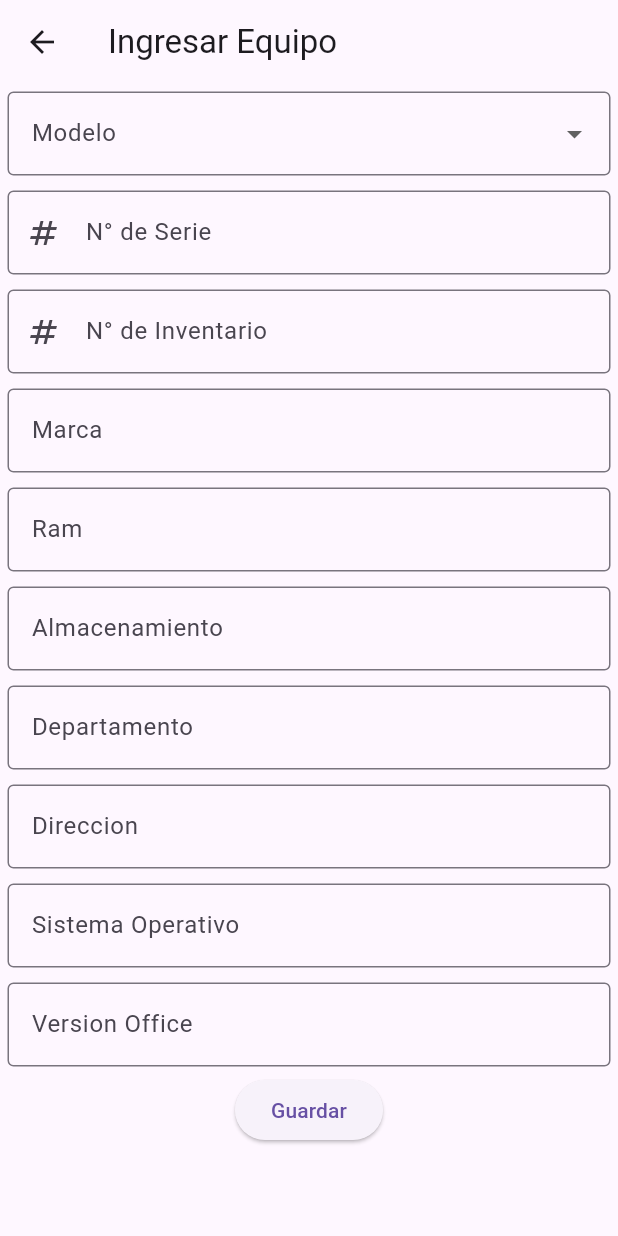
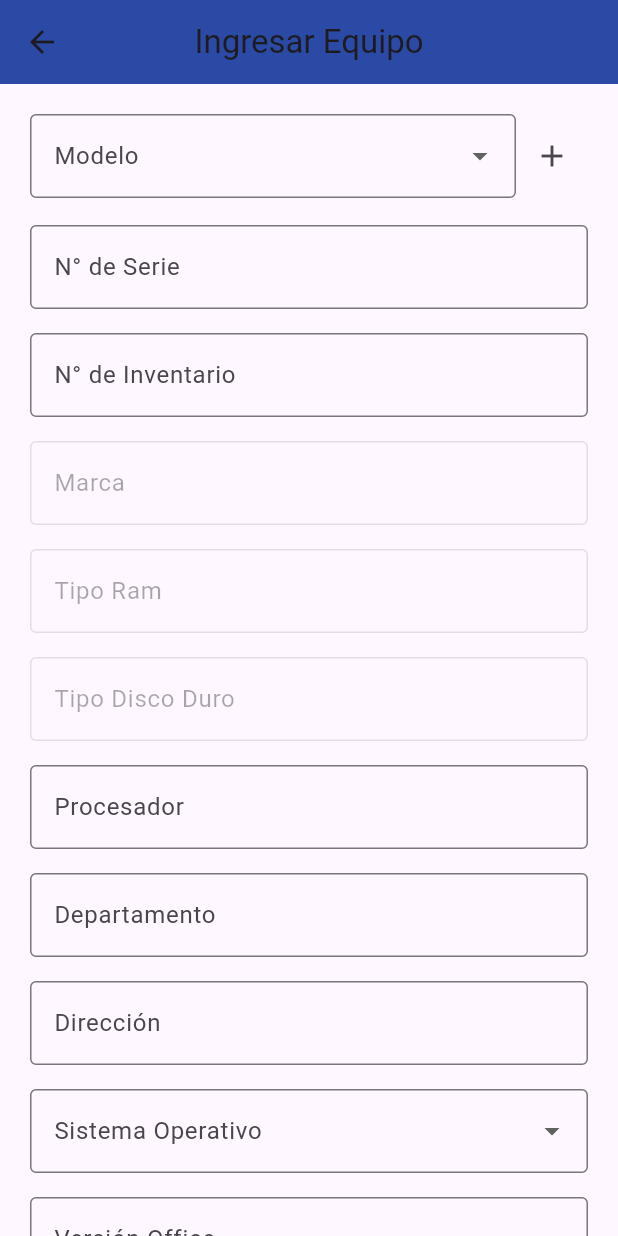
Before and after one commit to StillWiz19/Municipalidad, a Flutter app: the IngresarEquipo screen opened directly, on a phone screen of 412 x 824 dp. Run offline on Flutter 3.47's test engine with Material 3 defaults, Android fonts, the phone set to English and light mode, and no system bars; our stand-ins replace image_picker, shared_preferences; accounts and stored records are empty.

Commit message:
commit_1_0228

```diff
--- a/lib/views/ingresarequipo.dart
+++ b/lib/views/ingresarequipo.dart
@@ -1,105 +1,340 @@
+// ignore_for_file: use_build_context_synchronously, prefer_const_constructors
+
+import 'dart:io';
+import 'package:muniinventario/db_helper/db_helper.dart';
+import 'package:path_provider/path_provider.dart';
 import 'package:flutter/material.dart';
-import 'package:muniinventario/db_helper/db_helper.dart';
 import 'package:muniinventario/views/listadoequipos.dart';
+import 'package:image_picker/image_picker.dart';
 
 class Equipo {
-  final String id;
   final String modelo;
   final String numeroSerie;
   final String numeroInventario;
   final String marca;
   final String ram;
   final String almacenamiento;
+  final String procesador;
   final String departamento;
   final String direccion;
   final String sistemaOperativo;
   final String versionOffice;
+  final String descripcion;
+  final String? imagenPath;
 
   Equipo({
-    required this.id,
     required this.modelo,
     required this.numeroSerie,
     required this.numeroInventario,
     required this.marca,
     required this.ram,
     required this.almacenamiento,
+    required this.procesador,
     required this.departamento,
     required this.direccion,
     required this.sistemaOperativo,
     required this.versionOffice,
+    required this.descripcion,
+    this.imagenPath,
   });
 }
-
-TextEditingController _numeroSerieController = TextEditingController();
-TextEditingController _numeroInventarioController = TextEditingController();
-TextEditingController _marcaController = TextEditingController();
-TextEditingController _ramController = TextEditingController();
-TextEditingController _almacenController = TextEditingController();
-TextEditingController _departamentoController = TextEditingController();
-TextEditingController _direccionController = TextEditingController();
-TextEditingController _sistemaOperativoController = TextEditingController();
-TextEditingController _versionOfficeController = TextEditingController();
 
 class IngresarEquipo extends StatefulWidget {
   const IngresarEquipo({Key? key}) : super(key: key);
 
   @override
-  _IngresaEquipoState createState() => _IngresaEquipoState();
+  _IngresarEquipoState createState() => _IngresarEquipoState();
 }
 
-class _IngresaEquipoState extends State<IngresarEquipo> {
+class _IngresarEquipoState extends State<IngresarEquipo> {
   List<String> modelos = [
     'Ideapad',
     'Victus',
     'TufGaming',
-    'Ideapad2',
+    'ThinkCentre',
   ];
 
   String? _selectedModelo;
 
+  TextEditingController _numeroSerieController = TextEditingController();
+  TextEditingController _numeroInventarioController = TextEditingController();
+  TextEditingController _marcaController = TextEditingController();
+  TextEditingController _ramController = TextEditingController();
+  TextEditingController _almacenController = TextEditingController();
+  TextEditingController _procesadorController = TextEditingController();
+  TextEditingController _departamentoController = TextEditingController();
+  TextEditingController _sistemaOperativoController = TextEditingController();
+  TextEditingController _direccionController = TextEditingController();
+  TextEditingController _versionOfficeController = TextEditingController();
+  TextEditingController _descripcionController = TextEditingController();
+
+  final _formKey = GlobalKey<FormState>();
+
+  File? _image;
+
+  final picker = ImagePicker();
+
   @override
-  void initState() {
-    _numeroSerieController = TextEditingController();
-    _numeroInventarioController = TextEditingController();
-    _marcaController = TextEditingController();
-    _ramController = TextEditingController();
-    _almacenController = TextEditingController();
-    _departamentoController = TextEditingController();
-    _direccionController = TextEditingController();
-    _sistemaOperativoController = TextEditingController();
-    _versionOfficeController = TextEditingController();
-    super.initState();
+  void dispose() {
+    _numeroSerieController.dispose();
+    _numeroInventarioController.dispose();
+    _marcaController.dispose();
+    _ramController.dispose();
+    _almacenController.dispose();
+    _procesadorController.dispose();
+    _departamentoController.dispose();
+    _sistemaOperativoController.dispose();
+    _direccionController.dispose();
+    _versionOfficeController.dispose();
+    _descripcionController.dispose();
+    super.dispose();
+  }
+
+  @override
+  Widget build(BuildContext context) {
+    return Scaffold(
+      appBar: AppBar(
+        title: Text(
+          'Ingresar Equipo',
+          textAlign: TextAlign.center,
+          style: TextStyle(fontFamily: 'Roboto'),
+        ),
+        backgroundColor: Color.fromARGB(255, 43, 74, 165),
+        centerTitle: true,
+      ),
+      body: SingleChildScrollView(
+        padding: EdgeInsets.all(20.0),
+        child: Form(
+          key: _formKey,
+          child: Column(
+            children: [
+              Row(
+                children: [
+                  Expanded(
+                    child: DropdownButtonFormField<String>(
+                      value: _selectedModelo,
+                      items: [
+                        ...modelos.map((String value) {
+                          return DropdownMenuItem<String>(
+                            value: value,
+                            child: Text(value),
+                          );
+                        }).toList(),
+                      ],
+                      onChanged: (String? value) {
+                        setState(() {
+                          _selectedModelo = value;
+                        });
+                      },
+                      decoration: InputDecoration(
+                        border: OutlineInputBorder(),
+                        labelText: 'Modelo',
+                      ),
+                      validator: (value) {
+                        if (value == null || value.isEmpty) {
+                          return 'Por favor selecciona un modelo';
+                        }
+                        return null;
+                      },
+                    ),
+                  ),
+                  IconButton(
+                    onPressed: _agregarModelo,
+                    icon: Icon(Icons.add),
+                  ),
+                ],
+              ),
+              SizedBox(height: 10),
+              _buildTextFormField(
+                controller: _numeroSerieController,
+                labelText: "N° de Serie",
+                editable: true,
+              ),
+              _buildTextFormField(
+                controller: _numeroInventarioController,
+                labelText: "N° de Inventario",
+                editable: true,
+              ),
+              _buildTextFormField(
+                controller: _marcaController,
+                labelText: "Marca",
+                editable: _modeloGuardado(_selectedModelo),
+              ),
+              _buildTextFormField(
+                controller: _ramController,
+                labelText: "Tipo Ram",
+                editable: _modeloGuardado(_selectedModelo),
+              ),
+              _buildTextFormField(
+                controller: _almacenController,
+                labelText: "Tipo Disco Duro",
+                editable: _modeloGuardado(_selectedModelo),
+              ),
+              _buildTextFormField(
+                controller: _procesadorController,
+                labelText: "Procesador",
+                editable: true,
+              ),
+              _buildTextFormField(
+                controller: _departamentoController,
+                labelText: "Departamento",
+                editable: true,
+              ),
+              _buildTextFormField(
+                controller: _direccionController,
+                labelText: "Dirección",
+                editable: true,
+              ),
+              _buildSistemaOperativoDropdown(),
+              _buildTextFormField(
+                controller: _versionOfficeController,
+                labelText: "Versión Office",
+                editable: true,
+              ),
+              _buildTextFormField(
+                controller: _descripcionController,
+                labelText: "Descripción",
+                editable: true,
+              ),
+              SizedBox(height: 10),
+              Row(
+                mainAxisAlignment: MainAxisAlignment.center,
+                children: [
+                  ElevatedButton(
+                    onPressed: _getImageFromCamera,
+                    child: Text("Cámara"),
+                  ),
+                  SizedBox(width: 10),
+                  ElevatedButton(
+                    onPressed: _getImageFromGallery,
+                    child: Text("Galería"),
+                  ),
+                ],
+              ),
+              SizedBox(height: 10),
+              _image != null ? Image.file(_image!) : SizedBox(),
+              SizedBox(height: 20),
+              ElevatedButton(
+                onPressed: () {
+                  if (_formKey.currentState!.validate()) {
+                    _guardarDatos(context);
+                  }
+                },
+                child: Text("Guardar"),
+              ),
+            ],
+          ),
+        ),
+      ),
+    );
+  }
+
+  Widget _buildTextFormField({
+    required TextEditingController controller,
+    required String labelText,
+    required bool editable,
+  }) {
+    return Padding(
+      padding: const EdgeInsets.symmetric(vertical: 8.0),
+      child: TextFormField(
+        controller: controller,
+        enabled: editable,
+        decoration: InputDecoration(
+          border: OutlineInputBorder(),
+          labelText: labelText,
+        ),
+        validator: (value) {
+          if (value == null || value.isEmpty) {
+            return 'Por favor ingresa este campo';
+          }
+          return null;
+        },
+      ),
+    );
+  }
+
+  Widget _buildSistemaOperativoDropdown() {
+    return Padding(
+      padding: const EdgeInsets.symmetric(vertical: 8.0),
+      child: DropdownButtonFormField<String>(
+        value: _sistemaOperativoController.text.isNotEmpty ? _sistemaOperativoController.text : null,
+        items: [
+          'Windows 7',
+          'Windows 8',
+          'Windows 10',
+          'Windows 11',
+        ].map((String value) {
+          return DropdownMenuItem<String>(
+            value: value,
+            child: Text(value),
+          );
+        }).toList(),
+        onChanged: (String? value) {
+          setState(() {
+            _sistemaOperativoController.text = value ?? '';
+          });
+        },
+        decoration: InputDecoration(
+          border: OutlineInputBorder(),
+          labelText: 'Sistema Operativo',
+        ),
+        validator: (value) {
+          if (value == null || value.isEmpty) {
+            return 'Por favor selecciona un Sistema Operativo';
+          }
+          return null;
+        },
+      ),
+    );
   }
 
   void _guardarDatos(BuildContext context) async {
     Db_helper db = Db_helper();
 
     db.ingresarEquipo(
-      _selectedModelo ?? '',
+      _selectedModelo,
       _numeroSerieController.text,
       _numeroInventarioController.text,
       _marcaController.text,
       _ramController.text,
       _almacenController.text,
+      _procesadorController.text,
       _departamentoController.text,
       _direccionController.text,
       _sistemaOperativoController.text,
-      _versionOfficeController.text
+      _versionOfficeController.text,
+      _descripcionController.text
     );
 
-    void _limpiarCajas(){
+    String? imagenPath;
+
+    if (_image != null) {
+      final directory = await getApplicationDocumentsDirectory();
+      final imagePath = '${directory.path}/equipo_${DateTime.now().millisecondsSinceEpoch}.jpg';
+      await _image!.copy(imagePath);
+      imagenPath = imagePath;
+    }
+
+    setState(() {
+      _image = null;
+    });
+
+    void _limpiarCampos() {
       _numeroSerieController.clear();
       _numeroInventarioController.clear();
       _marcaController.clear();
       _ramController.clear();
       _almacenController.clear();
+      _procesadorController.clear();
       _departamentoController.clear();
       _direccionController.clear();
       _sistemaOperativoController.clear();
       _versionOfficeController.clear();
+      _descripcionController.clear();
+      setState(() {
+        _selectedModelo = null;
+      });
     }
-
-    _selectedModelo = null;
 
     showDialog(
       context: context,
@@ -118,152 +353,75 @@ class _IngresaEquipoState extends State<IngresarEquipo> {
         );
       },
     );
-    _limpiarCajas();
+    _limpiarCampos();
   }
 
-  /*Future<void> _rellenarDatos(String modelo) async {
-    SharedPreferences prefs = await SharedPreferences.getInstance();
-    List<String>? equiposData = prefs.getStringList('equipos') ?? [];
-    for (String data in equiposData) {
-      List<String> equipoData = data.split('|');
-      if (equipoData[0] == modelo) {
-        _marcaController.text = equipoData[3];
-        _ramController.text = equipoData[4];
-        _almacenController.text = equipoData[5];
-        break;
+  void _agregarModelo() async {
+    TextEditingController newModelController = TextEditingController();
+    String? newModel = await showDialog<String>(
+      context: context,
+      builder: (BuildContext context) {
+        return AlertDialog(
+          title: Text("Agregar Nuevo Modelo"),
+          content: TextFormField(
+            controller: newModelController,
+            decoration: InputDecoration(
+              hintText: "Ingrese el nuevo modelo",
+            ),
+          ),
+          actions: <Widget>[
+            TextButton(
+              onPressed: () {
+                Navigator.of(context).pop(newModelController.text.trim());
+              },
+              child: Text("Agregar"),
+            ),
+            TextButton(
+              onPressed: () {
+                Navigator.of(context).pop(null);
+              },
+              child: Text("Cancelar"),
+            ),
+          ],
+        );
+      },
+    );
+
+    if (newModel != null && newModel.isNotEmpty) {
+      setState(() {
+        modelos.add(newModel);
+        _selectedModelo = newModel;
+      });
+
+      // Aquí puedes agregar lógica adicional si es necesario
+    }
+  }
+//************************************CARGA IMAGEN *******************************************
+  Future<void> _getImageFromCamera() async {
+    final pickedFile = await picker.pickImage(source: ImageSource.camera);
+
+    setState(() {
+      if (pickedFile != null) {
+        _image = File(pickedFile.path);
+      } else {
+        print('Ninguna imágen seleccionada.');
       }
-    }
-  }*/
+    });
+  }
 
-  @override
-  Widget build(BuildContext context) {
-    return Scaffold(
-      appBar: AppBar(title: Text("Ingresar Equipo")),
-      body: SingleChildScrollView(
-        child: Column(
-          children: [
-            Padding(
-              padding: const EdgeInsets.all(5.0),
-              child: DropdownButtonFormField<String>(
-                value: _selectedModelo,
-                items: modelos.map((String value) {
-                  return DropdownMenuItem<String>(
-                    value: value,
-                    child: Text(value),
-                  );
-                }).toList(),
-                onChanged: (String? value) {
-                  setState(() {
-                    _selectedModelo = value;
-                  });
-                },
-                decoration: InputDecoration(
-                  border: OutlineInputBorder(),
-                  labelText: 'Modelo',
-                ),
-              ),
-            ),
-            Padding(
-              padding: const EdgeInsets.all(5.0),
-              child: TextField(
-                controller: _numeroSerieController,
-                decoration: InputDecoration(
-                  border: OutlineInputBorder(),
-                  labelText: "N° de Serie",
-                  prefixIcon: Icon(Icons.numbers),
-                ),
-              ),
-            ),
-            Padding(
-              padding: const EdgeInsets.all(5.0),
-              child: TextField(
-                controller: _numeroInventarioController,
-                decoration: InputDecoration(
-                  border: OutlineInputBorder(),
-                  labelText: "N° de Inventario",
-                  prefixIcon: Icon(Icons.numbers),
-                ),
-              ),
-            ),
-            Padding(
-              padding: const EdgeInsets.all(5.0),
-              child: TextField(
-                controller: _marcaController,
-                decoration: InputDecoration(
-                  border: OutlineInputBorder(),
-                  labelText: "Marca",
-                ),
-              ),
-            ),
-            Padding(
-              padding: const EdgeInsets.all(5.0),
-              child: TextField(
-                controller: _ramController,
-                decoration: InputDecoration(
-                  border: OutlineInputBorder(),
-                  labelText: "Ram",
-                ),
-              ),
-            ),
-            Padding(
-              padding: const EdgeInsets.all(5.0),
-              child: TextField(
-                controller: _almacenController,
-                decoration: InputDecoration(
-                  border: OutlineInputBorder(),
-                  labelText: "Almacenamiento",
-                ),
-              ),
-            ),
-            Padding(
-              padding: const EdgeInsets.all(5.0),
-              child: TextField(
-                controller: _departamentoController,
-                decoration: InputDecoration(
-                  border: OutlineInputBorder(),
-                  labelText: "Departamento",
-                ),
-              ),
-            ),
-            Padding(
-              padding: const EdgeInsets.all(5.0),
-              child: TextField(
-                controller: _direccionController,
-                decoration: InputDecoration(
-                  border: OutlineInputBorder(),
-                  labelText: "Direccion",
-                ),
-              ),
-            ),
-            Padding(
-              padding: const EdgeInsets.all(5.0),
-              child: TextField(
-                controller: _sistemaOperativoController,
-                decoration: InputDecoration(
-                  border: OutlineInputBorder(),
-                  labelText: "Sistema Operativo",
-                ),
-              ),
-            ),
-            Padding(
-              padding: const EdgeInsets.all(5.0),
-              child: TextField(
-                controller: _versionOfficeController,
-                decoration: InputDecoration(
-                  border: OutlineInputBorder(),
-                  labelText: "Version Office",
-                ),
-              ),
-            ),
-            ElevatedButton(
-              onPressed: () {
-                _guardarDatos(context);
-              },
-              child: Text("Guardar"),
-            )
-          ],
-        ),
-      ),
-    );
+  Future<void> _getImageFromGallery() async {
+    final pickedFile = await picker.pickImage(source: ImageSource.gallery);
+
+    setState(() {
+      if (pickedFile != null) {
+        _image = File(pickedFile.path);
+      } else {
+        print('Ninguna imágen seleccionada.');
+      }
+    });
+  }
+
+  bool _modeloGuardado(String? modelo) {
+    return modelos.contains(modelo);
   }
 }
--- a/pubspec.yaml
+++ b/pubspec.yaml
@@ -15,6 +15,8 @@ dependencies:
   http: ^0.13.4
   intl: ^0.17.0
   flutter_search_bar: ^3.0.0
+  image_picker: ^0.8.4+4
+  path_provider: ^2.1.2
 
 flutter_localizations:
     sdk: flutter
```
Also changed, not shown: lib/db_helper/db_helper.dart (+36 -1 lines), pubspec.lock, 5 other files.
